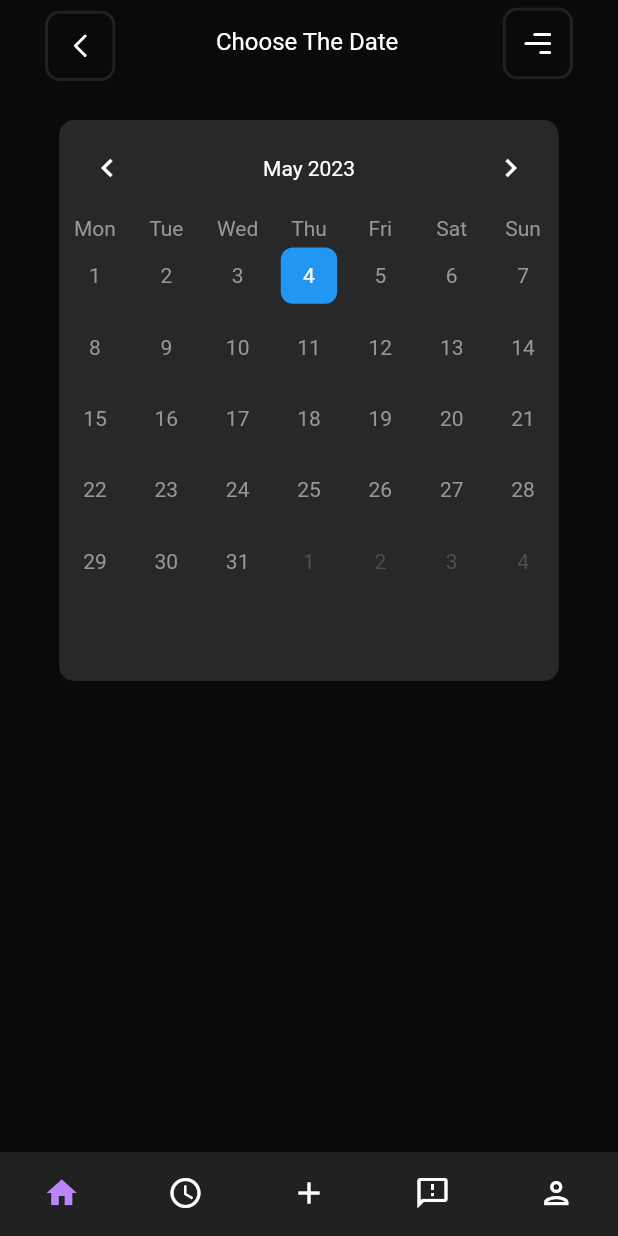
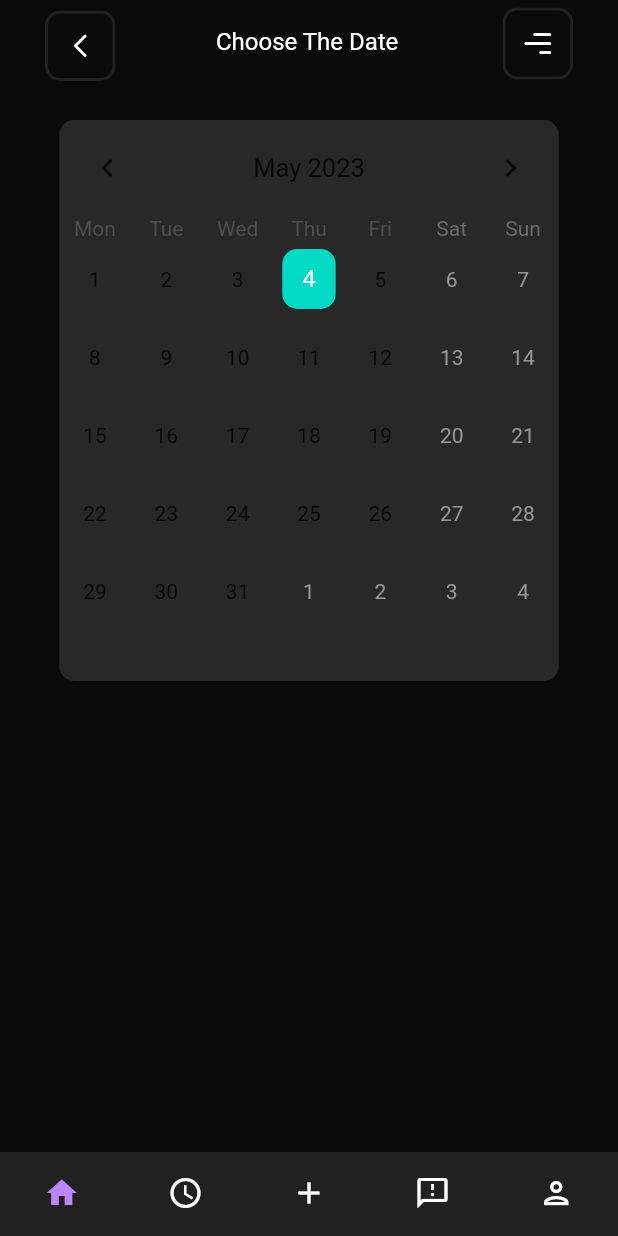
Before and after one commit to antrollingsid/a2b, a Flutter app: the PlaceOrderCalender screen opened directly, on a phone screen of 412 x 824 dp. Run offline on Flutter 3.47's test engine with Material 2 defaults, Android fonts, the light colour scheme and no system bars; drawn by our look-alikes of table_calendar; our stand-ins replace carousel_slider, dio, dots_indicator, dotted_border, file_picker, flutter_login and 9 more; generated files the repository leaves out were written again; Roboto replaces fonts that are missing (Helvetica).

Commit message:
create place_order_upload screen
upgrade some packages regarding  calendar and edit the calendar design

```diff
--- a/lib/Components/widgets/custom_button.dart
+++ b/lib/Components/widgets/custom_button.dart
@@ -13,7 +13,7 @@
       padding: const EdgeInsets.all(8.0),
       child: Container(
         margin: const EdgeInsets.all(0),
-        width: double.infinity,
+        width: 333,
         height: 50,
         decoration: BoxDecoration(
           borderRadius: BorderRadius.circular(10),
--- a/lib/User/screens/calender.dart
+++ b/lib/User/screens/calender.dart
@@ -3,6 +3,7 @@
 import 'package:a2b/User/screens/dashboard.dart';
 import 'package:flutter/material.dart';
 import 'package:get/get.dart';
+import 'package:syncfusion_flutter_calendar/calendar.dart';
 import 'package:table_calendar/table_calendar.dart';
 import 'package:flutter/services.dart' show rootBundle;
 import 'package:google_maps_flutter/google_maps_flutter.dart';
@@ -25,7 +26,9 @@
 
 class _PlaceOrderState extends State<PlaceOrderCalender> {
   late CalendarController _controller;
-
+  CalendarFormat _calendarFormat = CalendarFormat.month;
+  DateTime _focusedDay = DateTime.now();
+  DateTime? _selectedDay;
   @override
   void initState() {
     super.initState();
@@ -58,85 +61,69 @@
                   borderRadius: BorderRadius.circular(10),
                 ),
                 child: TableCalendar(
-                  calendarController: _controller, // use the controller here
-                  initialCalendarFormat: CalendarFormat.month,
-                  daysOfWeekStyle: const DaysOfWeekStyle(
-                    weekendStyle: TextStyle(
+                  firstDay: DateTime.utc(2010, 10, 16),
+                  focusedDay: DateTime.now(),
+                  lastDay: DateTime.utc(2030, 3, 14),
+                  headerStyle: const HeaderStyle(
+                    formatButtonVisible: false,
+                    titleCentered: true,
+                  ),
+                  calendarStyle: CalendarStyle(
+                    selectedDecoration: BoxDecoration(
+                      shape: BoxShape.rectangle,
+                      borderRadius: BorderRadius.circular(10),
+                      color: AppColors.primaryDark,
+                    ),
+                    isTodayHighlighted: true,
+                    cellAlignment: Alignment.center,
+                    todayDecoration: BoxDecoration(
+                      shape: BoxShape.rectangle,
+                      color: AppColors.secondary,
+                      borderRadius: BorderRadius.circular(10),
+                    ),
+                    outsideDecoration: const BoxDecoration(
+                      shape: BoxShape.rectangle,
+                      // borderRadius: BorderRadius.circular(10),
+                    ),
+                    defaultDecoration: BoxDecoration(
+                      shape: BoxShape.rectangle,
+                      // backgroundBlendMode: BlendMode.clear,
+                      borderRadius: BorderRadius.circular(10),
+                    ),
+                    outsideDaysVisible: true,
+                    outsideTextStyle: const TextStyle(
                       color: AppColors.textGrey,
                     ),
-                    weekdayStyle: TextStyle(
+                    weekendTextStyle: const TextStyle(
                       color: AppColors.textGrey,
                     ),
-                  ),
-                  calendarStyle: CalendarStyle(
-                    weekdayStyle: const TextStyle(
-                      color: AppColors.textGrey,
-                    ),
-                    weekendStyle: const TextStyle(
-                      color: AppColors.textGrey,
-                    ),
-                    outsideWeekendStyle: const TextStyle(
-                      color: Color.fromARGB(255, 80, 80, 80),
-                    ),
-                    outsideStyle: const TextStyle(
-                      color: Color.fromARGB(255, 80, 80, 80),
-                    ),
-                    todayColor: AppColors.secondaryBlue,
-                    selectedColor: Theme.of(context).primaryColor,
-                    todayStyle: const TextStyle(
-                      fontWeight: FontWeight.bold,
-                      fontSize: 22.0,
-                      color: Colors.white,
+                    weekendDecoration: const BoxDecoration(
+                      shape: BoxShape.rectangle,
                     ),
                   ),
-                  headerStyle: const HeaderStyle(
-                    rightChevronIcon: Icon(
-                      Icons.chevron_right,
-                      color: AppColors.backgroundLightMode,
-                    ),
-                    leftChevronIcon: Icon(
-                      Icons.chevron_left,
-                      color: AppColors.backgroundLightMode,
-                    ),
-                    titleTextStyle: TextStyle(
-                      color: AppColors.backgroundLightMode,
-                    ),
-                    centerHeaderTitle: true,
-                    formatButtonVisible: false,
-                    formatButtonTextStyle: TextStyle(color: Colors.white),
-                    formatButtonShowsNext: false,
-                  ),
+                  headerVisible: true,
                   startingDayOfWeek: StartingDayOfWeek.monday,
-
-                  // onDaySelected: (date, events) {
-                  //   print(date.toUtc());
-                  // },
-                  builders: CalendarBuilders(
-                    selectedDayBuilder: (context, date, events) => Container(
-                      margin: const EdgeInsets.all(5.0),
-                      alignment: Alignment.center,
-                      decoration: BoxDecoration(
-                        color: Theme.of(context).primaryColor,
-                        borderRadius: BorderRadius.circular(8.0),
-                      ),
-                      child: Text(
-                        date.day.toString(),
-                        style: const TextStyle(color: Colors.white),
-                      ),
-                    ),
-                    todayDayBuilder: (context, date, events) => Container(
-                      margin: const EdgeInsets.all(5.0),
-                      alignment: Alignment.center,
-                      decoration: BoxDecoration(
-                        color: AppColors.primaryDark,
-                        borderRadius: BorderRadius.circular(8.0),
-                      ),
-                      child: Text(
-                        date.day.toString(),
-                        style: const TextStyle(color: Colors.white),
-                      ),
-                    ),
-                  ),
+                  selectedDayPredicate: (day) {
+                    return isSameDay(_selectedDay, day);
+                  },
+                  onDaySelected: (selectedDay, focusedDay) {
+                    setState(
+                      () {
+                        _selectedDay = selectedDay;
+                        _focusedDay =
+                            focusedDay; // update `_focusedDay` here as well
+                      },
+                    );
+                  },
+                  calendarFormat: _calendarFormat,
+                  onFormatChanged: (format) {
+                    setState(() {
+                      _calendarFormat = format;
+                    });
+                  },
+                  onPageChanged: (focusedDay) {
+                    _focusedDay = focusedDay;
+                  },
                 ),
               ),
             ],
--- a/lib/User/screens/dashboard.dart
+++ b/lib/User/screens/dashboard.dart
@@ -1,6 +1,7 @@
 // ignore_for_file: unnecessary_import
 
 import 'package:a2b/User/screens/place_order_map.dart';
+import 'package:a2b/User/screens/place_order_upload.dart';
 import 'package:get/get.dart';
 import 'package:get/get_core/src/get_main.dart';
 
@@ -82,6 +83,8 @@
         onTap: (index) {
           if (index == 2) {
             Get.to(() => const PlaceOrder());
+          } else if (index == 1) {
+            Get.to(() => const PlaceOrderUpload());
           }
         },
       ),
--- a/lib/main.dart
+++ b/lib/main.dart
@@ -11,7 +11,9 @@
 AppStore appStore = AppStore();
 late BaseLanguage language;
 
-void main() {
+void main() async {
+  WidgetsBinding widgetsBinding = WidgetsFlutterBinding.ensureInitialized();
+  await AppStore();
   runApp(const MainApp());
 }
 
--- a/lib/main/utils/svg.dart
+++ b/lib/main/utils/svg.dart
@@ -99,4 +99,12 @@
 <path d="M16.25 19.5L9.75 13L16.25 6.5" stroke="white" stroke-width="2" stroke-linecap="round" stroke-linejoin="round"/>
 </svg>
 ''';
+
+  static String uploadIconDark = '''
+<svg width="84" height="84" viewBox="0 0 84 84" fill="none" xmlns="http://www.w3.org/2000/svg">
+<path d="M73.5 52.5V66.5C73.5 68.3565 72.7625 70.137 71.4497 71.4497C70.137 72.7625 68.3565 73.5 66.5 73.5H17.5C15.6435 73.5 13.863 72.7625 12.5503 71.4497C11.2375 70.137 10.5 68.3565 10.5 66.5V52.5" stroke="#BB86FC" stroke-width="4" stroke-linecap="round" stroke-linejoin="round"/>
+<path d="M59.5 28L42 10.5L24.5 28" stroke="#BB86FC" stroke-width="4" stroke-linecap="round" stroke-linejoin="round"/>
+<path d="M42 10.5V52.5" stroke="#BB86FC" stroke-width="4" stroke-linecap="round" stroke-linejoin="round"/>
+</svg>
+''';
 }
```
Also changed, not shown: lib/User/screens/place_order_upload.dart (added, +301 -0 lines), pubspec.yaml (+7 -2 lines), pubspec.lock, 3 other files.
